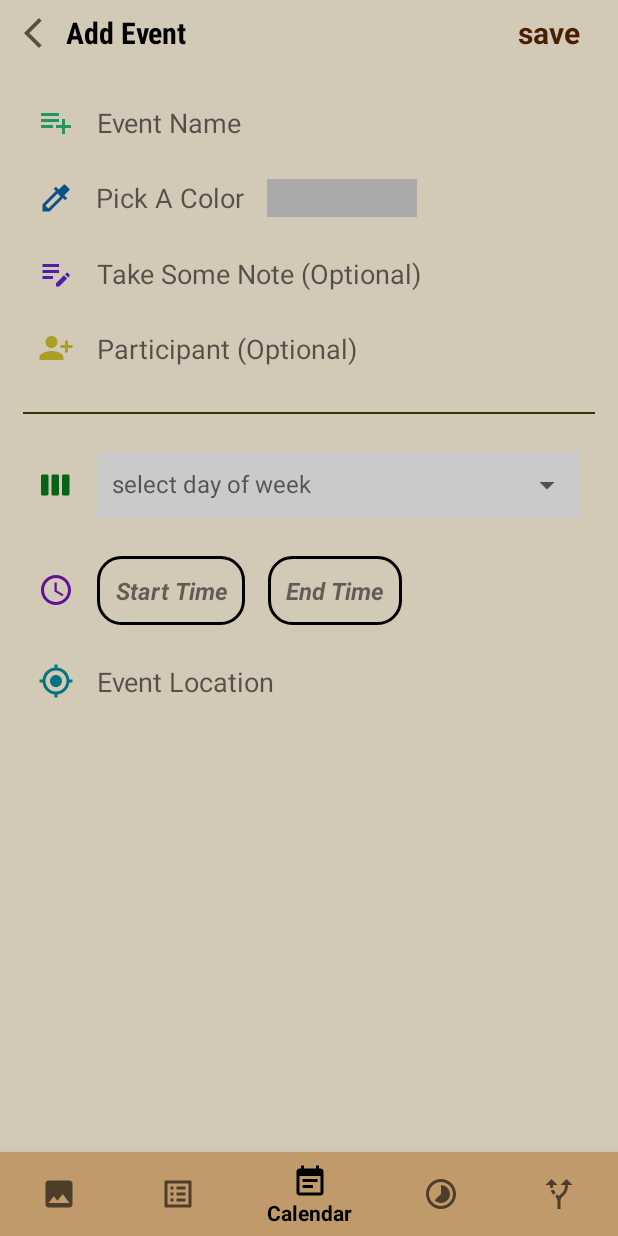
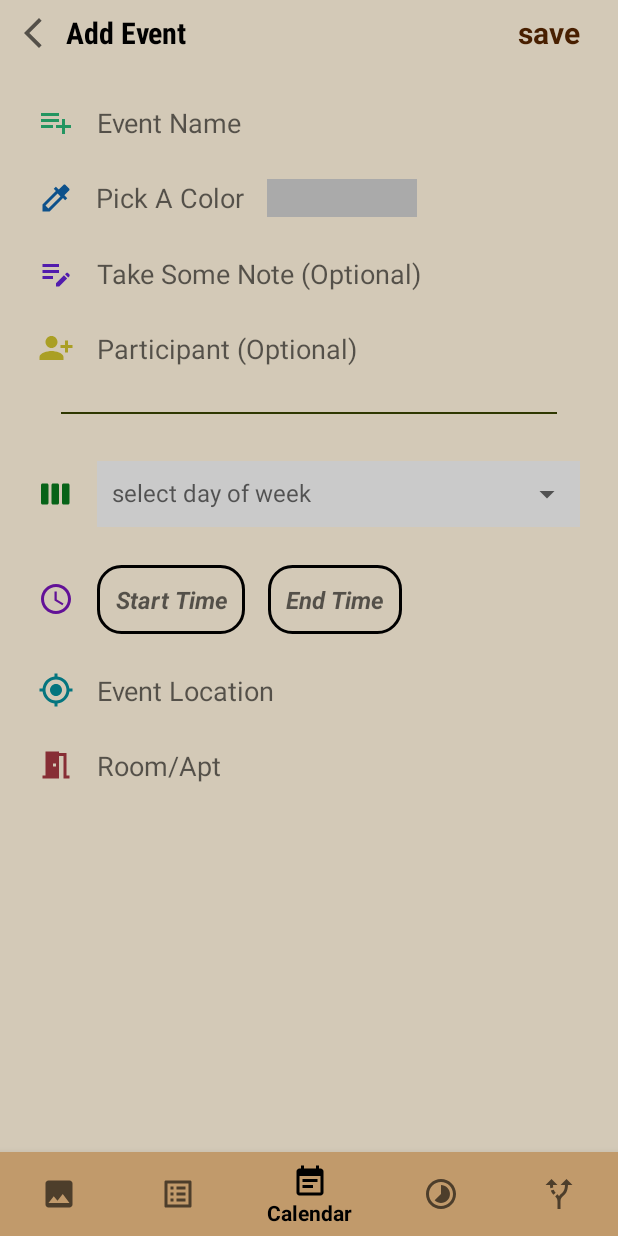
Before and after one commit to YingzeHou/FinalApp, an Android app: the fragment CalAddEventFrag placed in its activity, on a phone screen of 412 x 824 dp. Run offline under Robolectric (Android 15) with nearby library versions, the phone set to English and light mode, and no system bars; libraries missing offline, so code that uses them is left out: top.defaults.colorpicker.

Commit message:
update DBHelper to include room instance to Event DB

```diff
--- /dev/null
+++ b/app/src/main/res/drawable/ic_room.xml
@@ -0,0 +1,5 @@
+<vector android:height="24dp" android:tint="#872E35"
+    android:viewportHeight="24" android:viewportWidth="24"
+    android:width="24dp" xmlns:android="http://schemas.android.com/apk/res/android">
+    <path android:fillColor="@android:color/white" android:pathData="M14,6v15L3,21v-2h2L5,3h9v1h5v15h2v2h-4L17,6h-3zM10,11v2h2v-2h-2z"/>
+</vector>
--- a/app/src/main/res/layout/fragment_cal_add_event.xml
+++ b/app/src/main/res/layout/fragment_cal_add_event.xml
@@ -62,6 +62,9 @@
             android:textColor="@color/brown"
             android:textStyle="bold"/>
     </LinearLayout>
+    <ScrollView
+        android:layout_width="match_parent"
+        android:layout_height="match_parent">
     <LinearLayout
         android:layout_width="match_parent"
         android:layout_height="wrap_content"
@@ -180,25 +183,20 @@
             </EditText>
         </LinearLayout>
 
-    </LinearLayout>
-    <View
+        <View
         android:layout_width="match_parent"
         android:layout_height="1dp"
         android:background="#2E3700"
         android:layout_marginTop="30dp"
         android:layout_marginLeft="@dimen/ic_editText_margin"
         android:layout_marginRight="@dimen/ic_editText_margin"/>
+        <View
+            android:layout_width="match_parent"
+            android:layout_height="1dp"
+            android:layout_marginTop="30dp"
+            android:layout_marginLeft="@dimen/ic_editText_margin"
+            android:layout_marginRight="@dimen/ic_editText_margin"/>
 
-    <ScrollView
-        android:layout_width="match_parent"
-        android:layout_height="match_parent">
-    <LinearLayout
-        android:layout_width="match_parent"
-        android:layout_height="wrap_content"
-        android:orientation="vertical"
-        android:layout_marginTop="@dimen/linearLayoutMargin"
-        android:layout_marginLeft="@dimen/linearLayoutMargin"
-        android:layout_marginRight="@dimen/linearLayoutMargin">
 
         <LinearLayout
             android:layout_width="match_parent"
@@ -243,7 +241,7 @@
                 android:id="@+id/eventStartTime"
                 android:layout_width="wrap_content"
                 android:layout_height="wrap_content"
-                android:text="Start Time"
+                android:hint="Start Time"
                 android:textSize="16dp"
                 android:textStyle="bold|italic"
                 android:padding="@dimen/time_size"
@@ -256,7 +254,7 @@
                 android:id="@+id/eventEndTime"
                 android:layout_width="wrap_content"
                 android:layout_height="wrap_content"
-                android:text="End Time"
+                android:hint="End Time"
                 android:textSize="16dp"
                 android:textStyle="bold|italic"
                 android:padding="@dimen/time_size"
@@ -291,6 +289,37 @@
 
             </EditText>
         </LinearLayout>
+        <LinearLayout
+            android:layout_width="match_parent"
+            android:layout_height="wrap_content"
+            android:orientation="horizontal"
+            android:layout_marginTop="@dimen/linearLayoutMargin">
+
+            <ImageView
+                android:layout_width="wrap_content"
+                android:layout_height="wrap_content"
+                android:src="@drawable/ic_room"
+                android:layout_gravity="center_vertical">
+
+            </ImageView>
+            <EditText
+                android:id="@+id/eventRoom"
+                android:layout_width="match_parent"
+                android:layout_height="wrap_content"
+                android:hint="Room/Apt"
+                android:textSize="@dimen/text_size"
+                android:background="@color/whitewood"
+                android:inputType="text"
+                android:layout_marginLeft="@dimen/ic_editText_margin">
+
+            </EditText>
+        </LinearLayout>
+        <View
+            android:layout_width="match_parent"
+            android:layout_height="30dp"
+            android:layout_marginTop="30dp"
+            android:layout_marginLeft="@dimen/ic_editText_margin"
+            android:layout_marginRight="@dimen/ic_editText_margin"/>
     </LinearLayout>
     </ScrollView>
 </LinearLayout>
```
Also changed, not shown: app/src/main/java/com/example/finalapp/Calendar/CalAddEventFrag.java (+34 -6 lines), app/src/main/java/com/example/finalapp/Calendar/ChooseLocFrag.java (+1 -7 lines), app/src/main/java/com/example/finalapp/Calendar/dao/Event.java (+13 -1 lines), app/src/main/java/com/example/finalapp/utils/DBHelper.java (+10 -6 lines).
